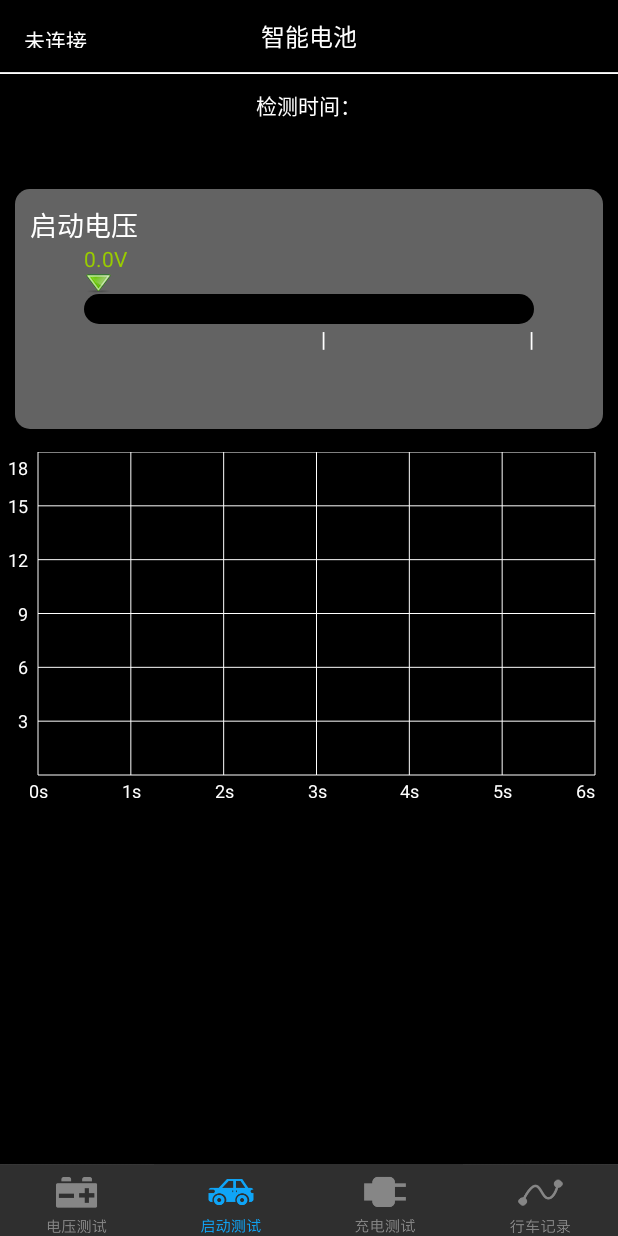
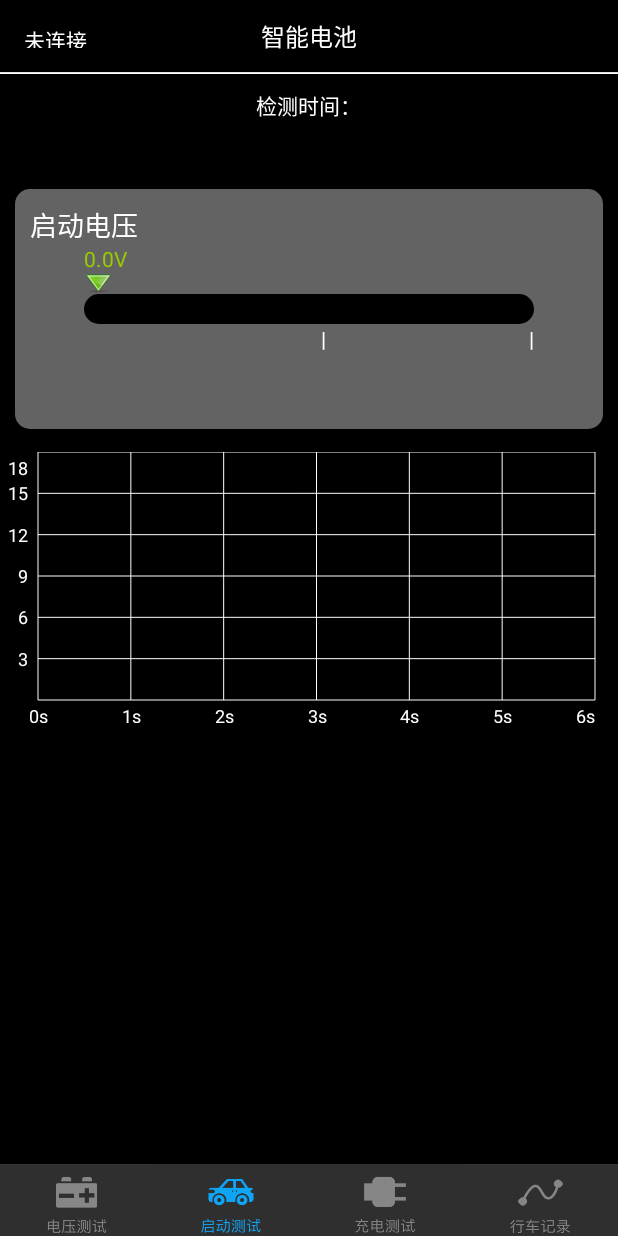
Before and after one commit to lizhongze123/baola, an Android app: the BateryActivity screen opened directly, with no data from a screen before it, after a tap on an icon or button, on a phone screen of 412 x 824 dp. Run offline under Robolectric (Android 15) with nearby library versions, the phone set to English and light mode, and no system bars; libraries missing offline, so code that uses them is left out: com.prolificinteractive.materialcalendarview.

Commit message:
优化lineview2

```diff
--- a/app/src/main/java/com/XMBT/bluetooth/le/ui/pbattery/BateryActivity.java
+++ b/app/src/main/java/com/XMBT/bluetooth/le/ui/pbattery/BateryActivity.java
@@ -214,7 +214,7 @@ public class BateryActivity extends BaseActivity {
         @Nullable
         @Override
         public View onCreateView(LayoutInflater inflater, @Nullable ViewGroup container, @Nullable Bundle savedInstanceState) {
-            view = View.inflate(getActivity(), R.layout.fragment_starttest2, null);
+            view = View.inflate(getActivity(), R.layout.fragment_starttest, null);
             Bundle arguments = getArguments();
             if (arguments != null) {
                 isConnSuccessful = arguments.getBoolean(MainActivity.CONNECTED_STATUS);
--- a/app/src/main/java/com/XMBT/bluetooth/le/view/LineChart/LineView.java
+++ b/app/src/main/java/com/XMBT/bluetooth/le/view/LineChart/LineView.java
@@ -243,12 +243,12 @@ public class LineView extends View {
         } else {
             if (type == 0) {
                 // 最小不能低于最小的宽度
-                result = dp2px(getContext(), defaultMinWidth) + getPaddingLeft() + getPaddingRight();
+                result = DensityUtils.dp2px(getContext(), defaultMinWidth) + getPaddingLeft() + getPaddingRight();
             } else {
                 // 最小不能小于最小的高度加上一些数据
                 int textHeight = (int) (mTextFontMetrics.bottom - mTextFontMetrics.top);
                 // 加上2个文字的高度
-                result = dp2px(getContext(), defaultMinHeight) + 2 * textHeight + getPaddingTop() + getPaddingBottom();
+                result = DensityUtils.dp2px(getContext(), defaultMinHeight) + 2 * textHeight + getPaddingTop() + getPaddingBottom();
             }
             //wrap_content
             if (mode == MeasureSpec.AT_MOST) {
@@ -288,7 +288,7 @@ public class LineView extends View {
 
     private void drawAxes(Canvas canvas) {
         SimpleDateFormat sdf = new SimpleDateFormat("HH:mm");
-        int mMargin10 = dp2px(getContext(), 10);
+        int mMargin10 = DensityUtils.dp2px(getContext(), 10);
         //画横线
         int[] yTextWidthArray = new int[textArray.length];
         for (int i = 0; i <= textArray.length; i++) {
@@ -328,11 +328,6 @@ public class LineView extends View {
 
     }
 
-    public static int dp2px(Context context, float dpVal) {
-        return (int) TypedValue.applyDimension(TypedValue.COMPLEX_UNIT_DIP,
-                dpVal, context.getResources().getDisplayMetrics());
-    }
-
     /**
      * 设置坐标数据
      *
--- a/app/src/main/java/com/XMBT/bluetooth/le/view/LineChart/LineView2.java
+++ b/app/src/main/java/com/XMBT/bluetooth/le/view/LineChart/LineView2.java
@@ -36,7 +36,7 @@ public class LineView2 extends View {
     /**
      * 默认最小高度
      */
-    private static final int defaultMinHeight = 200;
+    private static final int defaultMinHeight = 150;
 
     /**
      * 字体最小默认12sp
--- a/app/src/main/res/layout/fragment_starttest2.xml
+++ /dev/null
@@ -1,147 +0,0 @@
-<?xml version="1.0" encoding="utf-8"?>
-<LinearLayout xmlns:android="http://schemas.android.com/apk/res/android"
-    android:layout_width="match_parent"
-    android:layout_height="match_parent"
-    xmlns:app="http://schemas.android.com/apk/res-auto"
-    android:orientation="vertical"
-    android:background="@color/black">
-
-    <com.XMBT.bluetooth.le.view.TitleBar
-        android:id="@+id/titleBar"
-        android:layout_width="match_parent"
-        android:layout_height="wrap_content"
-        app:title_background="@color/black"
-        app:title_text="智能电池"
-        app:title_textColor="@color/white"
-        app:left_button_text="未连接" />
-
-    <View
-        android:layout_width="match_parent"
-        android:layout_height="0.1dp"
-        android:background="@color/white"
-        android:drawingCacheQuality="low" />
-
-    <ScrollView
-        android:layout_width="match_parent"
-        android:layout_height="match_parent">
-
-        <LinearLayout
-            android:layout_width="match_parent"
-            android:layout_height="match_parent"
-            android:orientation="vertical">
-
-            <TextView
-                android:id="@+id/tvTime"
-                android:layout_width="wrap_content"
-                android:layout_height="wrap_content"
-                android:text="检测时间："
-                android:textColor="#ffffff"
-                android:layout_gravity="center_horizontal"
-                android:layout_marginTop="10dp"/>
-
-            <ImageView
-                android:id="@+id/statusIv"
-                android:layout_width="wrap_content"
-                android:layout_height="35dp"
-                android:visibility="gone"
-                android:src="@drawable/startvoltage_normal"/>
-
-            <RelativeLayout
-                android:layout_width="match_parent"
-                android:layout_height="160dp"
-                android:layout_marginTop="30dp"
-                android:layout_margin="10dp"
-                android:padding="10dp"
-                android:background="@drawable/shape_bg_gray">
-
-                <TextView
-                    android:id="@+id/textView"
-                    android:layout_width="wrap_content"
-                    android:layout_height="wrap_content"
-                    android:text="启动电压"
-                    android:textSize="18sp"
-                    android:textColor="#ffffff"/>
-
-                <ProgressBar
-                    android:id="@+id/pb"
-                    android:layout_width="300dp"
-                    android:layout_height="wrap_content"
-                    style="@android:style/Widget.ProgressBar.Horizontal"
-                    android:progress="0"
-                    android:max="1800"
-                    android:layout_centerHorizontal="true"
-                    android:layout_centerVertical="true"
-                    android:progressDrawable="@drawable/voltage_progress" />
-
-                <TextView
-                    android:id="@+id/tvVoltage"
-                    android:layout_width="wrap_content"
-                    android:layout_height="wrap_content"
-                    android:text="0.0V"
-                    android:layout_above="@+id/ivTriangle"
-                    android:layout_alignStart="@+id/ivTriangle"
-                    android:layout_marginBottom="-6dp"
-                    android:textColor="@android:color/holo_green_light"/>
-
-                <ImageView
-                    android:id="@+id/ivTriangle"
-                    android:layout_width="wrap_content"
-                    android:layout_height="wrap_content"
-                    android:src="@drawable/sort_down_green"
-                    android:layout_above="@+id/pb"
-                    android:layout_alignStart="@+id/pb" />
-
-                <RelativeLayout
-                    android:id="@+id/rl"
-                    android:layout_width="300dp"
-                    android:layout_height="wrap_content"
-                    android:layout_below="@+id/pb"
-                    android:layout_alignStart="@+id/pb">
-
-                    <TextView
-                        android:id="@+id/tv_leftStandard"
-                        android:layout_width="wrap_content"
-                        android:layout_height="wrap_content"
-                        android:text="|"
-                        android:textColor="@android:color/white"/>
-
-                    <TextView
-                        android:id="@+id/tv_rightStandard"
-                        android:layout_width="wrap_content"
-                        android:layout_height="wrap_content"
-                        android:layout_alignParentRight="true"
-                        android:text="|"
-                        android:textColor="@android:color/white"/>
-
-                    <TextView
-                        android:visibility="gone"
-                        android:layout_width="wrap_content"
-                        android:layout_height="wrap_content"
-                        android:text="标准区间"
-                        android:layout_centerHorizontal="true"
-                        android:layout_below="@+id/tv_leftStandard"
-                        android:textColor="@android:color/white" />
-
-                </RelativeLayout>
-
-                <TextView
-                    android:id="@+id/tvInfo"
-                    android:layout_width="wrap_content"
-                    android:layout_height="wrap_content"
-                    android:textColor="@android:color/holo_green_light"
-                    android:layout_alignParentBottom="true"
-                    android:layout_margin="16dp"/>
-
-            </RelativeLayout>
-
-            <com.XMBT.bluetooth.le.view.LineChart.LineView2
-                android:id="@+id/myline"
-                android:layout_margin="5dp"
-                android:layout_width="match_parent"
-                android:layout_height="wrap_content" />
-
-        </LinearLayout>
-
-    </ScrollView>
-
-</LinearLayout>
```
Also changed, not shown: app/src/main/res/layout/fragment_starttest.xml (+47 -67 lines).
